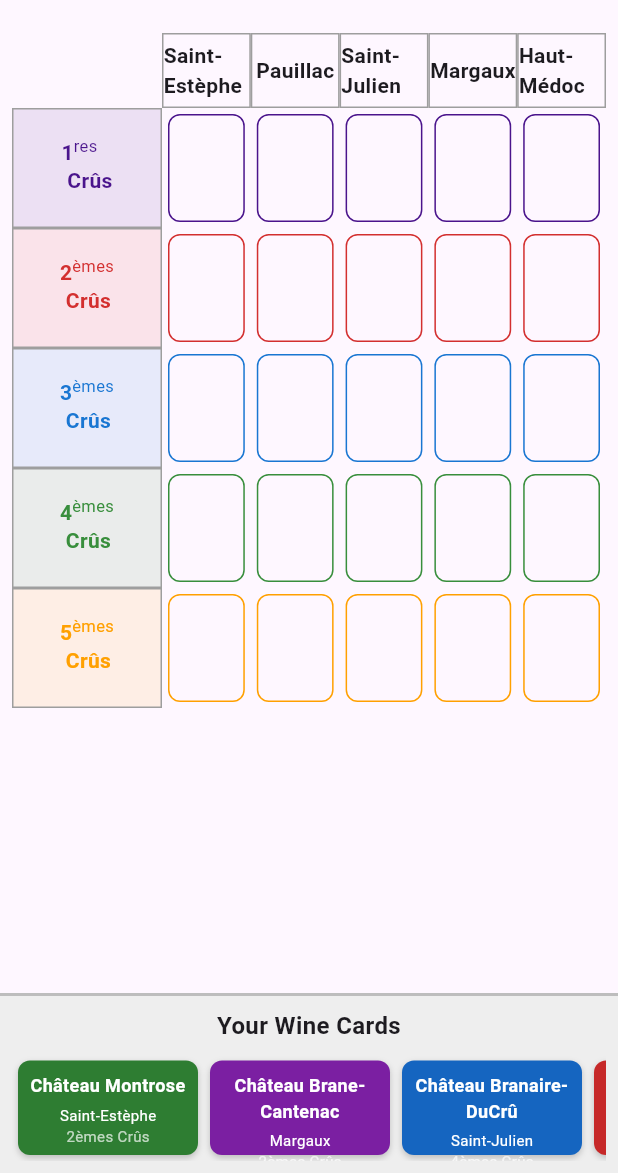
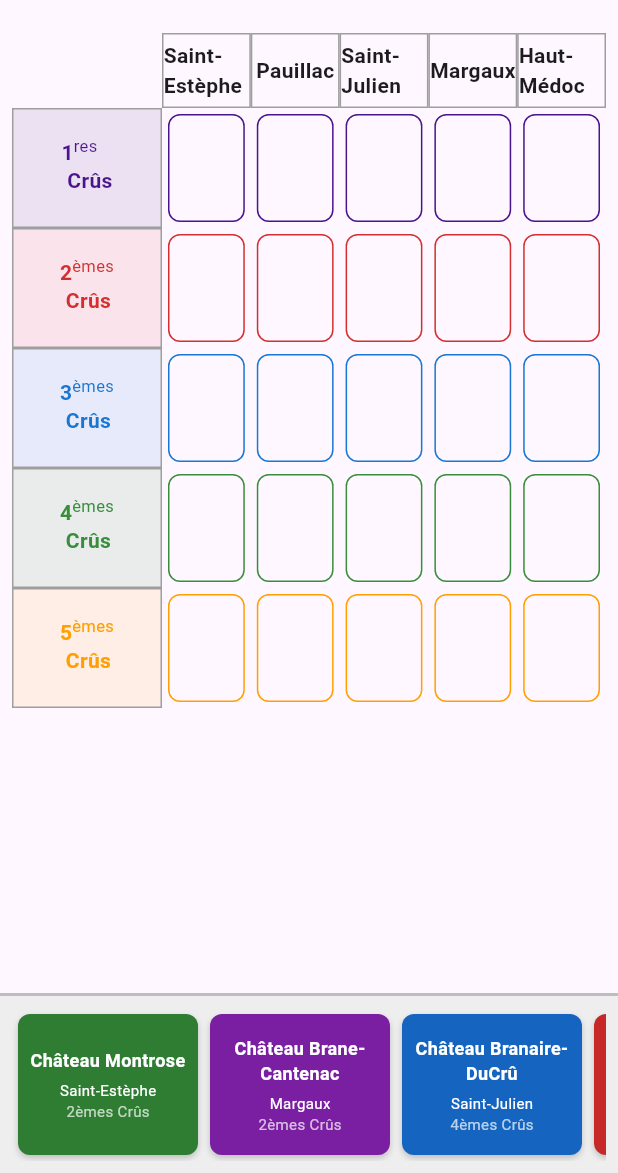
Before and after one commit to nwatab/medoc-1855-domino, a Flutter app: the screen it shows after launch, on a phone screen of 412 x 824 dp, the part 63-1236 px from its top. Run offline on Flutter 3.47's test engine with Material 3 defaults, Android fonts, the phone set to English and light mode, and no system bars; Roboto replaces fonts that are missing (Georgia).

Commit message:
remove your wine cards title

```diff
--- a/lib/main.dart
+++ b/lib/main.dart
@@ -123,17 +123,6 @@
             child: Column(
               crossAxisAlignment: CrossAxisAlignment.stretch,
               children: [
-                const Padding(
-                  padding: EdgeInsets.only(bottom: 8),
-                  child: Text(
-                    'Your Wine Cards',
-                    style: TextStyle(
-                      fontSize: 16,
-                      fontWeight: FontWeight.bold,
-                    ),
-                    textAlign: TextAlign.center,
-                  ),
-                ),
                 Expanded(
                   child: ListView(
                     scrollDirection: Axis.horizontal,
```
